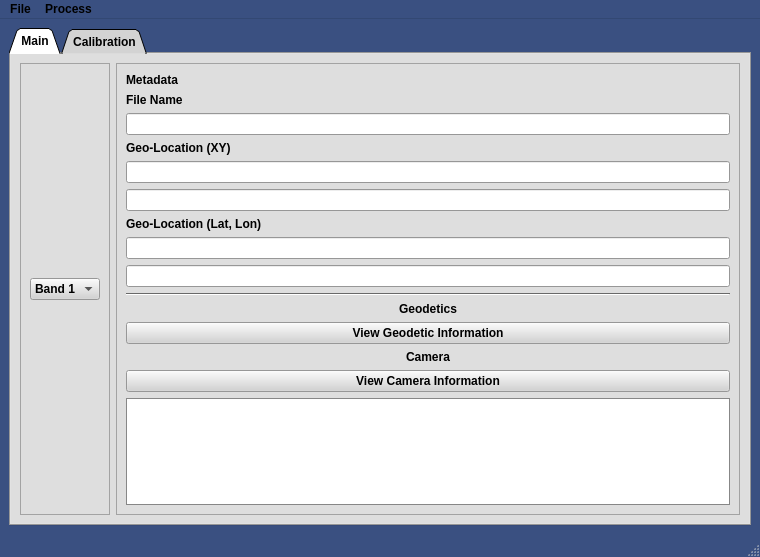
nv73/pyTiffMicasense, file pyTiff.ui: the form before one commit.
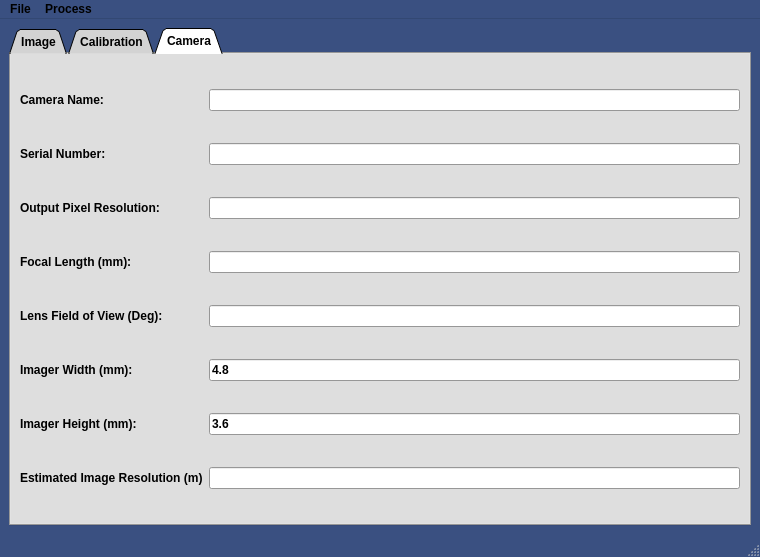
The form after the commit. The open tabs and pages were chosen to show the change.

The edit to the form file:
```diff
--- a/pyTiff.ui
+++ b/pyTiff.ui
@@ -870,7 +870,7 @@
       </property>
       <widget class="QWidget" name="Main">
        <attribute name="title">
-        <string>Main</string>
+        <string>Image</string>
        </attribute>
        <layout class="QHBoxLayout" name="horizontalLayout_2">
         <item>
@@ -1757,6 +1757,105 @@
         </item>
        </layout>
       </widget>
+      <widget class="QWidget" name="tab">
+       <attribute name="title">
+        <string>Camera</string>
+       </attribute>
+       <layout class="QHBoxLayout" name="horizontalLayout_3">
+        <item>
+         <layout class="QGridLayout" name="gridLayout_2">
+          <item row="1" column="0">
+           <widget class="QLabel" name="label_23">
+            <property name="text">
+             <string>Serial Number:</string>
+            </property>
+           </widget>
+          </item>
+          <item row="5" column="3">
+           <widget class="QLineEdit" name="imagerWidthText">
+            <property name="text">
+             <string>4.8</string>
+            </property>
+           </widget>
+          </item>
+          <item row="6" column="0">
+           <widget class="QLabel" name="label_22">
+            <property name="text">
+             <string>Imager Height (mm):</string>
+            </property>
+           </widget>
+          </item>
+          <item row="2" column="3">
+           <widget class="QLineEdit" name="pixelResText"/>
+          </item>
+          <item row="1" column="3">
+           <widget class="QLineEdit" name="serialNumberText"/>
+          </item>
+          <item row="3" column="3">
+           <widget class="QLineEdit" name="focalLengthText"/>
+          </item>
+          <item row="2" column="0">
+           <widget class="QLabel" name="label_8">
+            <property name="text">
+             <string>Output Pixel Resolution:</string>
+            </property>
+           </widget>
+          </item>
+          <item row="3" column="0">
+           <widget class="QLabel" name="label_19">
+            <property name="text">
+             <string>Focal Length (mm):</string>
+            </property>
+           </widget>
+          </item>
+          <item row="0" column="3">
+           <widget class="QLineEdit" name="cameraNameText"/>
+          </item>
+          <item row="4" column="0">
+           <widget class="QLabel" name="label_20">
+            <property name="text">
+             <string>Lens Field of View (Deg):</string>
+            </property>
+           </widget>
+          </item>
+          <item row="0" column="0">
+           <widget class="QLabel" name="label">
+            <property name="text">
+             <string>Camera Name:</string>
+            </property>
+           </widget>
+          </item>
+          <item row="4" column="3">
+           <widget class="QLineEdit" name="fovText"/>
+          </item>
+          <item row="6" column="3">
+           <widget class="QLineEdit" name="imagerHeightText">
+            <property name="text">
+             <string>3.6</string>
+            </property>
+           </widget>
+          </item>
+          <item row="5" column="0">
+           <widget class="QLabel" name="label_21">
+            <property name="text">
+             <string>Imager Width (mm):</string>
+            </property>
+           </widget>
+          </item>
+          <item row="7" column="3">
+           <widget class="QLineEdit" name="imageResText"/>
+          </item>
+          <item row="7" column="0">
+           <widget class="QLabel" name="label_24">
+            <property name="text">
+             <string>Estimated Image Resolution (m)</string>
+            </property>
+           </widget>
+          </item>
+         </layout>
+        </item>
+       </layout>
+      </widget>
      </widget>
     </item>
    </layout>
```
Left out of the diff: 6 changed lines with no effect on the pictures.
